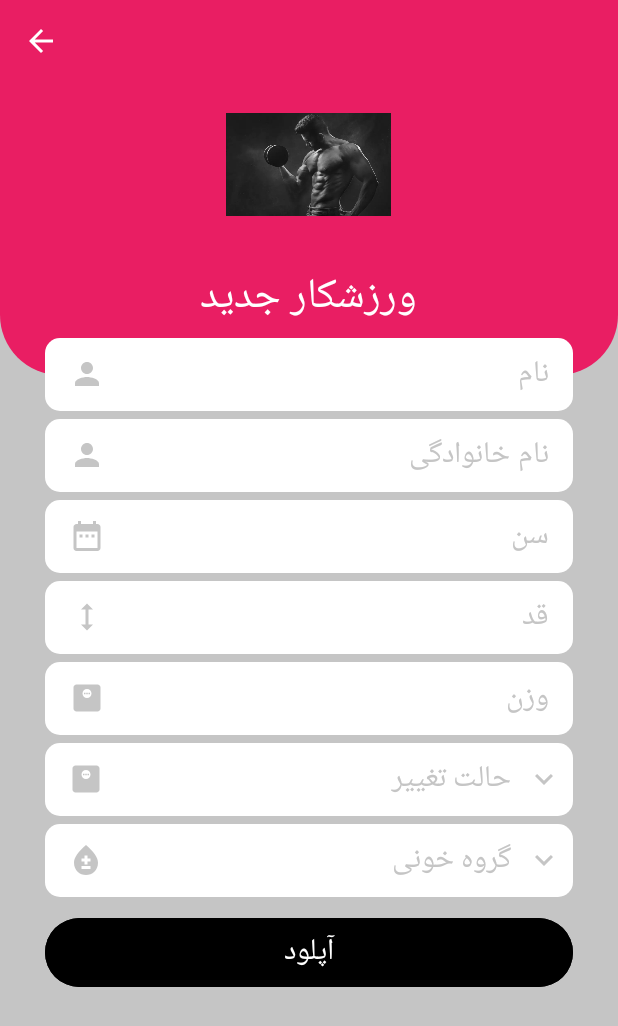
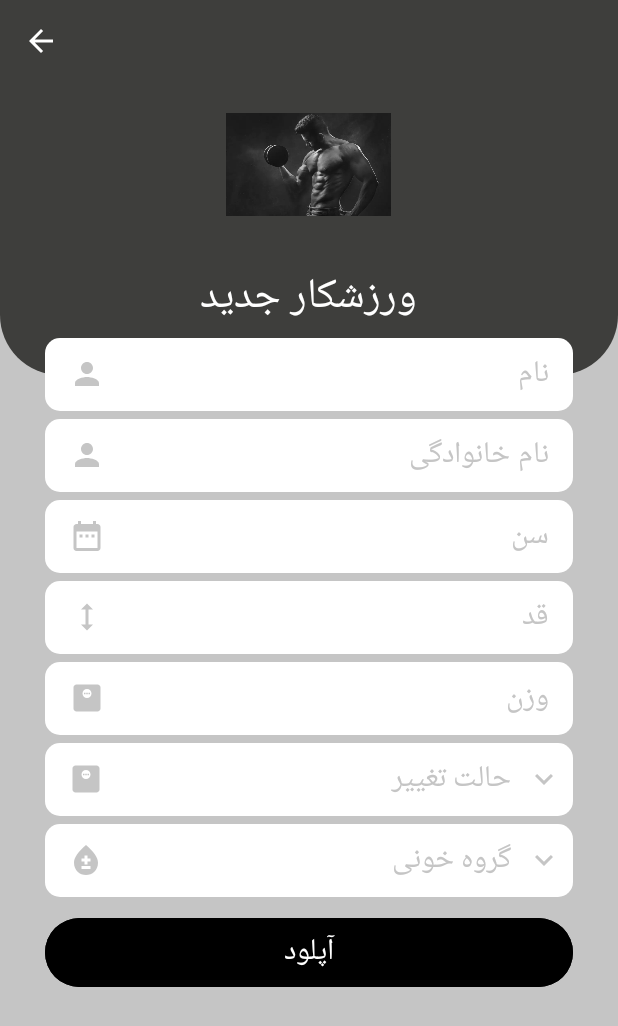
Before and after one commit to reyhaneh8328/BodybuildingProgram, an Android app: the AddUserActivity screen opened directly, with no data from a screen before it, on a phone screen of 412 x 824 dp. Shown: the top 1026 px of the screen. Run offline under Robolectric (Android 15) with nearby library versions, the phone set to English and light mode, and no system bars; our stand-ins replace Room's generated code; libraries missing offline, so code that uses them is left out: org.bouncycastle.util.

Commit message:
change color to dark

```diff
--- a/app/src/main/res/drawable/shape_toolbar01.xml
+++ b/app/src/main/res/drawable/shape_toolbar01.xml
@@ -1,9 +1,7 @@
 <?xml version="1.0" encoding="utf-8"?>
 <shape xmlns:android="http://schemas.android.com/apk/res/android"
     android:shape="rectangle">
-    <solid android:color="@color/pink02"/>
+    <solid android:color="#3E3E3C"/>
     <corners android:bottomLeftRadius="40dp"
         android:bottomRightRadius="40dp"/>
 </shape>
-<!--<solid android:color="#3E3E3C"/>-->
-<!--مثلا رنگ اینو تغییر میدم-->
```
